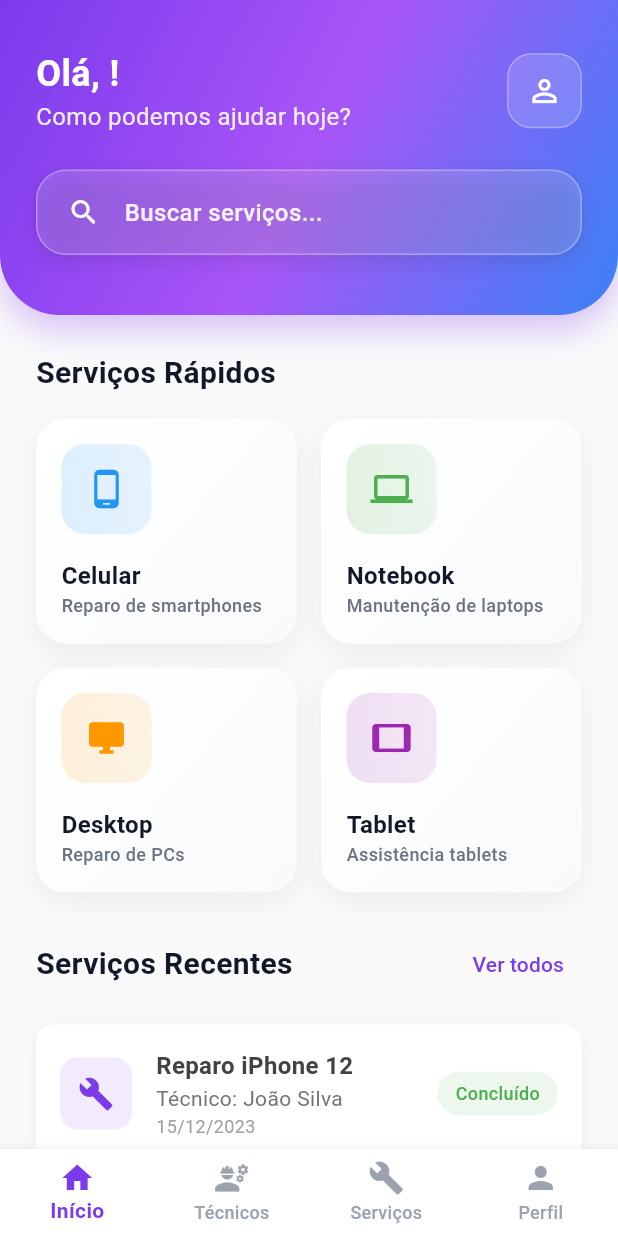
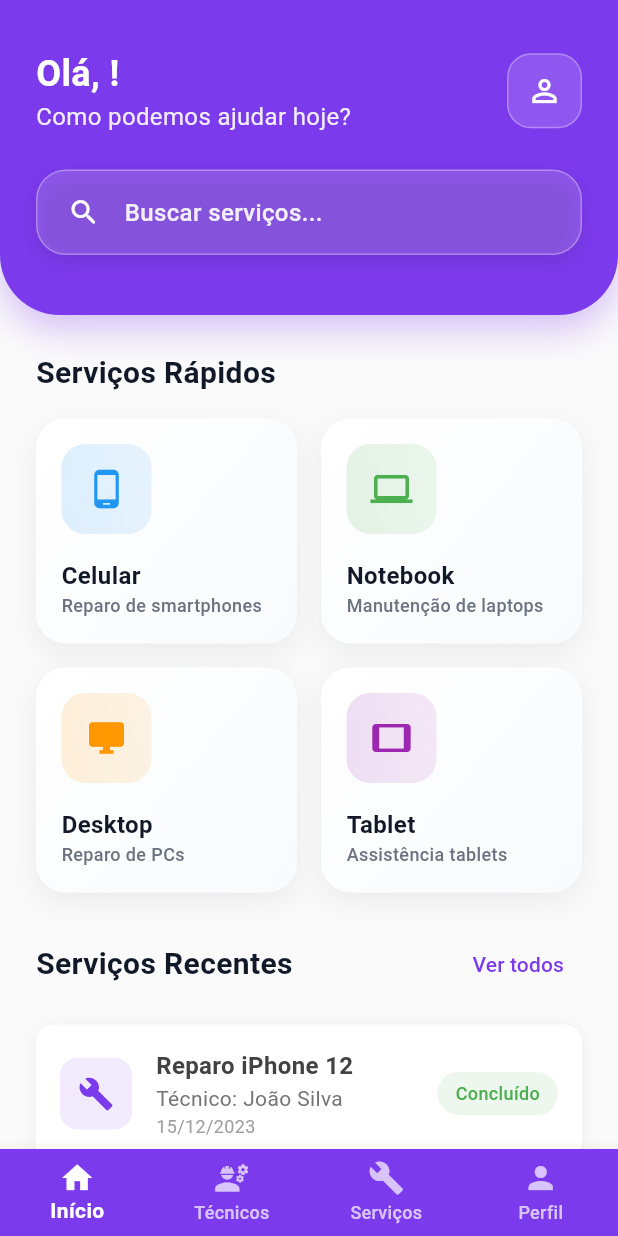
Before and after one commit to RenanSilvaMartins/Mobile_ITech, a Flutter app: the HomeScreen screen opened directly, on a phone screen of 412 x 824 dp. Run offline on Flutter 3.47's test engine with Material 3 defaults, Android fonts, the phone set to English and light mode, and no system bars; our stand-ins replace mask_text_input_formatter, qr_flutter, shared_preferences; accounts and stored records are empty.

Commit message:
nova cor tel home

```diff
--- a/lib/presentation/screens/home_screen.dart
+++ b/lib/presentation/screens/home_screen.dart
@@ -52,9 +52,9 @@ class _HomeScreenState extends State<HomeScreen> {
           setState(() => _currentIndex = index);
         },
         type: BottomNavigationBarType.fixed,
-        backgroundColor: AppColors.surface,
-        selectedItemColor: AppColors.primaryPurple,
-        unselectedItemColor: AppColors.textTertiary,
+        backgroundColor: AppColors.primaryPurple,
+        selectedItemColor: Colors.white,
+        unselectedItemColor: Colors.white70,
         elevation: 8,
         selectedLabelStyle: TextStyle(fontWeight: FontWeight.w600),
         unselectedLabelStyle: TextStyle(fontWeight: FontWeight.w500),
@@ -116,15 +116,7 @@ class _HomeContentState extends State<HomeContent> {
               Container(
                 padding: EdgeInsets.fromLTRB(24, 32, 24, 40),
                 decoration: BoxDecoration(
-                  gradient: LinearGradient(
-                    begin: Alignment.topLeft,
-                    end: Alignment.bottomRight,
-                    colors: [
-                      AppColors.primaryPurple,
-                      AppColors.accentPurple,
-                      AppColors.primaryBlue,
-                    ],
-                  ),
+                  color: AppColors.primaryPurple,
                   borderRadius: BorderRadius.only(
                     bottomLeft: Radius.circular(40),
                     bottomRight: Radius.circular(40),
```
Also changed, not shown: pubspec.lock.
